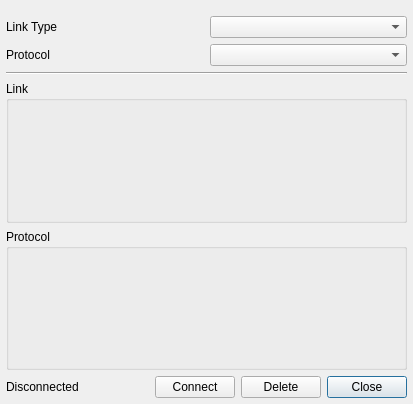
Old version of the form src/ui/CommSettings.ui in the repository mavlink/qgroundcontrol.
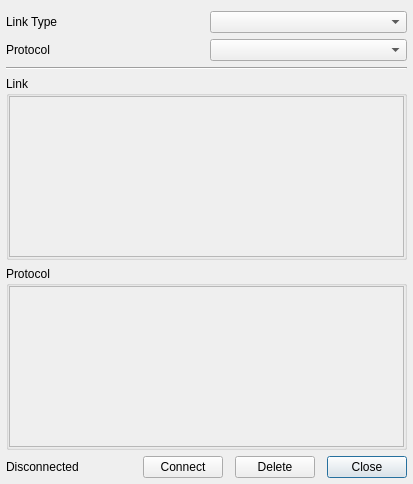
New version of the form.

Diff of the .ui file:
```diff
--- a/src/ui/CommSettings.ui
+++ b/src/ui/CommSettings.ui
@@ -7,16 +7,19 @@
     <x>0</x>
     <y>0</y>
     <width>413</width>
-    <height>404</height>
+    <height>484</height>
    </rect>
   </property>
   <property name="windowTitle">
    <string>Form</string>
   </property>
-  <layout class="QGridLayout" name="gridLayout_2" rowstretch="0,0,0,100,100,0">
+  <layout class="QGridLayout" name="gridLayout_2" rowstretch="1,1,1,100,100,1">
    <property name="margin">
     <number>6</number>
    </property>
+   <property name="spacing">
+    <number>6</number>
+   </property>
    <item row="0" column="0">
     <spacer name="verticalSpacer">
      <property name="orientation">
@@ -28,7 +31,7 @@
      <property name="sizeHint" stdset="0">
       <size>
        <width>5</width>
-       <height>10</height>
+       <height>5</height>
       </size>
      </property>
     </spacer>
@@ -73,6 +76,31 @@
      <property name="title">
       <string>Link</string>
      </property>
+     <layout class="QHBoxLayout" name="horizontalLayout_2">
+      <property name="spacing">
+       <number>0</number>
+      </property>
+      <property name="margin">
+       <number>0</number>
+      </property>
+      <item>
+       <widget class="QScrollArea" name="linkScrollArea">
+        <property name="widgetResizable">
+         <bool>true</bool>
+        </property>
+        <widget class="QWidget" name="scrollAreaWidgetContents">
+         <property name="geometry">
+          <rect>
+           <x>0</x>
+           <y>0</y>
+           <width>393</width>
+           <height>154</height>
+          </rect>
+         </property>
+        </widget>
+       </widget>
+      </item>
+     </layout>
     </widget>
    </item>
    <item row="4" column="0" colspan="2">
@@ -80,6 +108,31 @@
      <property name="title">
       <string>Protocol</string>
      </property>
+     <layout class="QHBoxLayout" name="horizontalLayout_3">
+      <property name="spacing">
+       <number>0</number>
+      </property>
+      <property name="margin">
+       <number>0</number>
+      </property>
+      <item>
+       <widget class="QScrollArea" name="protocolScrollArea">
+        <property name="widgetResizable">
+         <bool>true</bool>
+        </property>
+        <widget class="QWidget" name="scrollAreaWidgetContents_2">
+         <property name="geometry">
+          <rect>
+           <x>0</x>
+           <y>0</y>
+           <width>393</width>
+           <height>154</height>
+          </rect>
+         </property>
+        </widget>
+       </widget>
+      </item>
+     </layout>
     </widget>
    </item>
    <item row="5" column="0">
@@ -97,6 +150,9 @@
    </item>
    <item row="5" column="1">
     <layout class="QHBoxLayout" name="horizontalLayout">
+     <property name="spacing">
+      <number>12</number>
+     </property>
      <property name="sizeConstraint">
       <enum>QLayout::SetDefaultConstraint</enum>
      </property>
```
